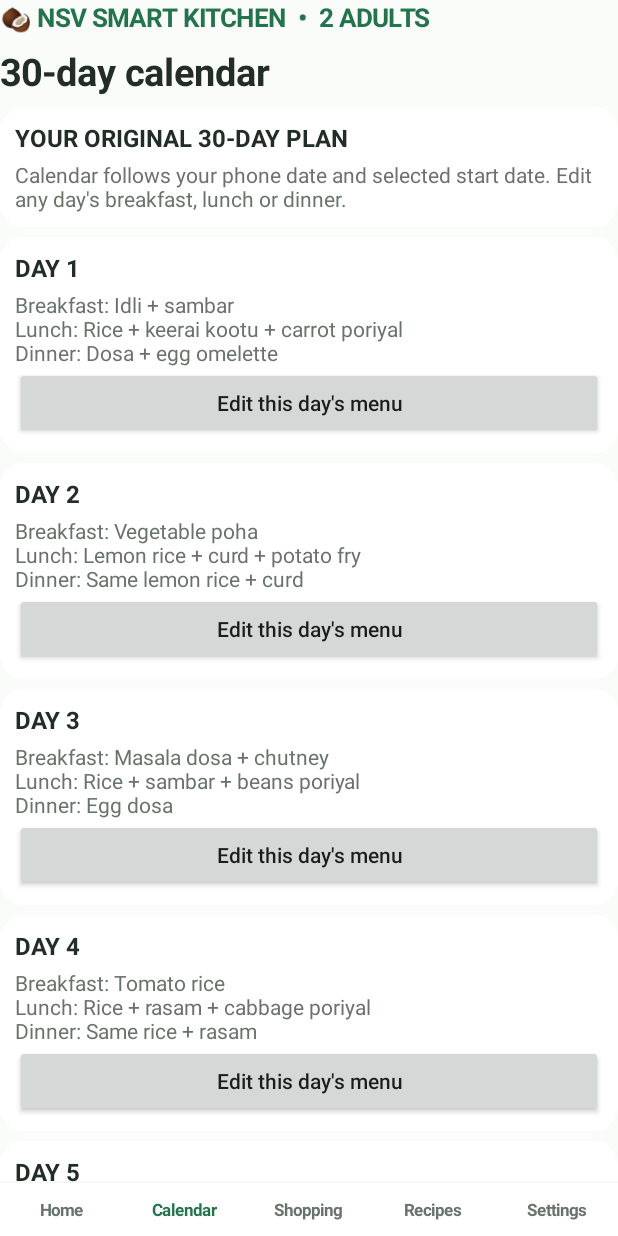
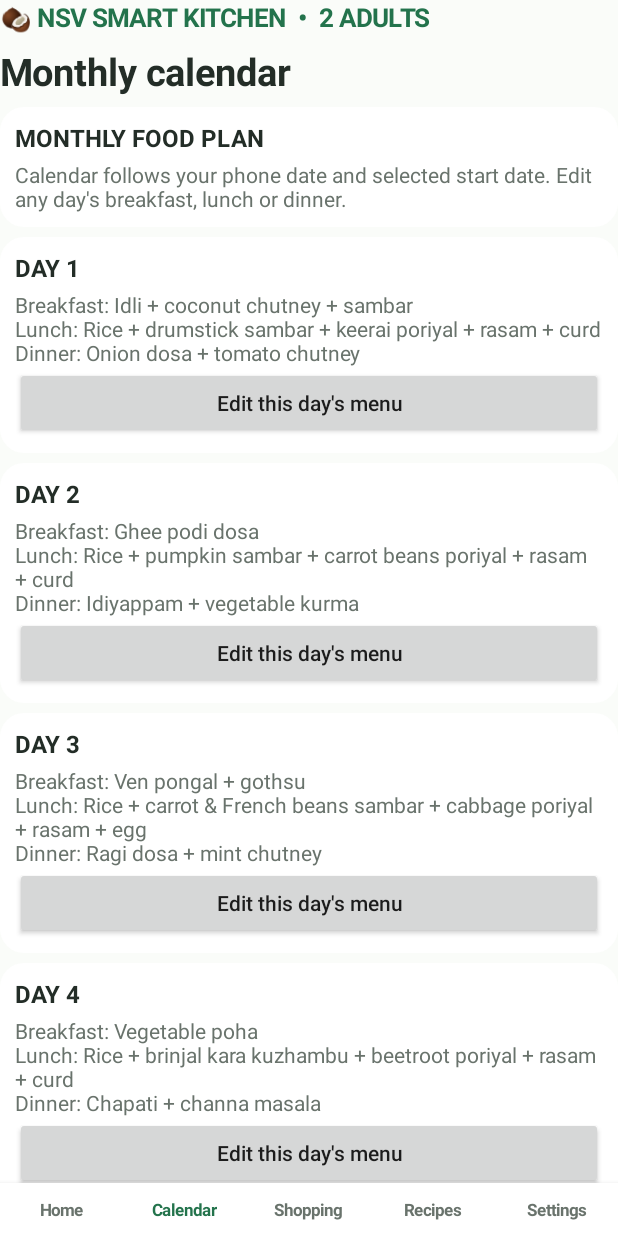
Before and after one commit to silentkillersri378-dot/SouthIndianFoodPlanner, an Android app: the screen it shows after launch (MainActivity), after a tap on "Calendar", on a phone screen of 412 x 824 dp. Run offline under Robolectric (Android 15) with nearby library versions, the phone set to English and light mode, and no system bars; libraries missing offline, so code that uses them is left out: com.google.mlkit.vision; 1 other tap on this screen came first.

Commit message:
Improve monthly South Indian meal plan with named vegetable dishes

```diff
--- a/app/src/main/java/com/example/southindianplanner/MainActivity.java
+++ b/app/src/main/java/com/example/southindianplanner/MainActivity.java
@@ -31,36 +31,37 @@ public class MainActivity extends Activity {
     android.net.Uri billCameraUri;
 
     final String[][] meals={
-      {"Idli + sambar","Rice + keerai kootu + carrot poriyal","Dosa + egg omelette"},
-      {"Vegetable poha","Lemon rice + curd + potato fry","Same lemon rice + curd"},
-      {"Masala dosa + chutney","Rice + sambar + beans poriyal","Egg dosa"},
-      {"Tomato rice","Rice + rasam + cabbage poriyal","Same rice + rasam"},
-      {"Ragi dosa + chutney","Rice + mor kuzhambu + beetroot poriyal","Wheat dosa + dal"},
-      {"Poori + potato masala","Rice + sambar + avial","Same sambar rice"},
-      {"Adai + avial","Rice + rasam + beans poriyal","Chapati + egg gravy"},
-      {"Vegetable uthappam","Rice + keerai dal + carrot poriyal","Dosa + coconut chutney"},
-      {"Lemon rice + curd","Rice + sambar + cabbage poriyal","Same rice + sambar"},
-      {"Idli + sambar","Bisibele bath + curd","Egg omelette + dosa"},
-      {"Vegetable poha","Rice + rasam + potato fry","Same rice + rasam"},
-      {"Pesarattu + chutney","Rice + mor kuzhambu + beans poriyal","Tomato dosa + chutney"},
-      {"Poori + potato masala","Rice + sambar + avial","Same sambar rice"},
-      {"Adai + avial","Rice + paruppu + carrot poriyal","Chapati + paneer gravy"},
-      {"Kal dosa + chutney","Rice + spinach dal + carrot poriyal","Egg dosa"},
-      {"Coconut rice + curd","Rice + sambar + beans poriyal","Same rice + sambar"},
-      {"Ragi idli + sambar","Tomato rice + curd","Egg bhurji + dosa"},
-      {"Vegetable poha","Rice + mor kuzhambu + beetroot poriyal","Same rice + mor kuzhambu"},
-      {"Onion dosa + chutney","Rice + keerai kootu + potato fry","Vegetable uthappam"},
-      {"Poori + potato masala","Rice + sambar + avial","Same sambar rice"},
-      {"Adai + avial","Rice + rasam + beans poriyal","Chapati + egg curry"},
-      {"Idli + sambar","Rice + cabbage kootu + carrot poriyal","Dosa + egg omelette"},
-      {"Tamarind rice + curd","Rice + rasam + potato poriyal","Same rice + rasam"},
-      {"Vegetable uthappam","Rice + keerai dal + beans poriyal","Egg dosa"},
-      {"Lemon rice + curd","Rice + mor kuzhambu + cabbage poriyal","Same rice + mor kuzhambu"},
-      {"Pesarattu + chutney","Vegetable pulao + curd","Dosa + tomato chutney"},
-      {"Poori + potato masala","Rice + sambar + avial","Same sambar rice"},
-      {"Adai + avial","Rice + paruppu + poriyal","Chapati + egg gravy"},
-      {"Vegetable poha","Rice + sambar + spinach poriyal","Same sambar rice"},
-      {"Tomato dosa","Vegetable pulao + curd","Egg omelette + dosa"}
+      {"Idli + coconut chutney + sambar","Rice + drumstick sambar + keerai poriyal + rasam + curd","Onion dosa + tomato chutney"},
+      {"Ghee podi dosa","Rice + pumpkin sambar + carrot beans poriyal + rasam + curd","Idiyappam + vegetable kurma"},
+      {"Ven pongal + gothsu","Rice + carrot & French beans sambar + cabbage poriyal + rasam + egg","Ragi dosa + mint chutney"},
+      {"Vegetable poha","Rice + brinjal kara kuzhambu + beetroot poriyal + rasam + curd","Chapati + channa masala"},
+      {"Rava idli + sambar","Rice + potato gravy + beans poriyal + rasam + curd","Tomato uthappam + chutney"},
+      {"Masala dosa","Rice + ladies finger sambar + carrot poriyal + rasam + egg","Pesarattu + ginger chutney"},
+      {"Thinai pongal","Rice + mixed vegetable sambar + vazhakkai poriyal + rasam + curd","Chapati + green peas gravy"},
+      {"Onion rava dosa","Rice + drumstick gravy + cabbage poriyal + rasam + curd","Idli + sambar"},
+      {"Vegetable upma","Rice + pumpkin sambar + beans carrot poriyal + rasam + egg","Kothu chapati + vegetable salna"},
+      {"Kanchipuram idli","Rice + tomato garlic kuzhambu + spinach poriyal + rasam + curd","Set dosa + vegetable kurma"},
+      {"Poha with peas","Rice + radish sambar + potato roast + rasam + curd","Chapati + egg curry"},
+      {"Kal dosa + vadacurry","Rice + brinjal sambar + carrot beans poriyal + rasam + egg","Lemon sevai"},
+      {"Ven pongal + gothsu","Rice + potato peas gravy + cabbage poriyal + rasam + curd","Adai + avial"},
+      {"Mysore masala dosa","Rice + chow chow sambar + beetroot poriyal + rasam + curd","Wheat dosa + onion chutney"},
+      {"Idli + podi","Rice + drumstick sambar + keerai kootu + rasam + egg","Chapati + paneer gravy"},
+      {"Aval upma","Rice + onion tomato kara kuzhambu + beans poriyal + rasam + curd","Ragi idli + sambar"},
+      {"Pesarattu","Rice + pumpkin sambar + potato fry + rasam + curd","Dosa + egg omelette"},
+      {"Set dosa + vegetable sagu","Rice + carrot beans sambar + cabbage poriyal + rasam + egg","Chapati + mixed vegetable kurma"},
+      {"Rava kichadi","Rice + vendakkai puli kuzhambu + keerai poriyal + rasam + curd","Tomato dosa + mint chutney"},
+      {"Onion uthappam","Rice + drumstick potato gravy + carrot poriyal + rasam + curd","Idiyappam + coconut milk"},
+      {"Kambu dosa","Rice + brinjal sambar + beans poriyal + rasam + egg","Chapati + channa gravy"},
+      {"Mini idli + sambar","Rice + pumpkin sambar + cabbage poriyal + rasam + curd","Rava dosa + tomato chutney"},
+      {"Lemon poha","Rice + kathirikai kara kuzhambu + beetroot poriyal + rasam + egg","Vegetable uthappam"},
+      {"Ghee dosa","Rice + mixed vegetable kootu + carrot beans poriyal + rasam + curd","Chapati + potato kurma"},
+      {"Ragi idli","Rice + drumstick sambar + vazhakkai poriyal + rasam + curd","Egg dosa + onion chutney"},
+      {"Vegetable pongal","Rice + capsicum potato gravy + spinach poriyal + rasam + egg","Appam + vegetable stew"},
+      {"Masala paniyaram","Rice + radish sambar + carrot poriyal + rasam + curd","Dosa + sambar"},
+      {"Wheat dosa","Rice + pumpkin sambar + beans cabbage poriyal + rasam + egg","Chapati + soya chunks gravy"},
+      {"Poha with carrots and peas","Rice + drumstick kara kuzhambu + beetroot poriyal + rasam + curd","Idli + podi"},
+      {"Paper dosa + sambar","Rice + vegetable kurma + cabbage poriyal + rasam + egg","Chapati + tomato gravy"},
+      {"Kuthiraivali pongal","Rice + brinjal drumstick sambar + carrot beans poriyal + rasam + curd","Onion dosa + egg omelette"}
     };
     final String[] reuse={
       "", "Prepare extra lemon rice for dinner.", "", "Prepare extra rice and rasam for dinner.", "",
@@ -101,8 +102,9 @@ public class MainActivity extends Activity {
       Calendar d=(Calendar)date.clone();midnight(d);
       long diff=(d.getTimeInMillis()-start.getTimeInMillis())/86400000L;
       if(diff<0)diff=0;
-      return (int)(diff%30);
+      return (int)(diff%planDays());
     }
+    int planDays(){Calendar c=Calendar.getInstance();return c.getActualMaximum(Calendar.DAY_OF_MONTH);}
     void build(){
       root=col();root.setBackgroundColor(pale);setContentView(root);
       root.setOnApplyWindowInsetsListener((v,in)->{
@@ -140,25 +142,25 @@ public class MainActivity extends Activity {
         .setPositiveButton("Save",(d,w)->{String[] v=new String[fields.length];for(int i=0;i<v.length;i++)v[i]=fields[i].getText().toString().trim();save.save(v);}).show();
     }
     String mealText(int d){return "Breakfast: "+meals[d][0]+"\nLunch: "+meals[d][1]+"\nDinner: "+meals[d][2];}
-    void loadSavedMeals(){for(int d=0;d<30;d++)for(int i=0;i<3;i++){String x=prefs.getString("meal_"+d+"_"+i,null);if(x!=null)meals[d][i]=x;}}
-    void saveMeals(){SharedPreferences.Editor e=prefs.edit();for(int d=0;d<30;d++)for(int i=0;i<3;i++)e.putString("meal_"+d+"_"+i,meals[d][i]);e.apply();}
+    void loadSavedMeals(){for(int d=0;d<meals.length;d++)for(int i=0;i<3;i++){String x=prefs.getString("meal_"+d+"_"+i,null);if(x!=null)meals[d][i]=x;}}
+    void saveMeals(){SharedPreferences.Editor e=prefs.edit();for(int d=0;d<meals.length;d++)for(int i=0;i<3;i++)e.putString("meal_"+d+"_"+i,meals[d][i]);e.apply();}
     void draw(){
-      body.removeAllViews();String[] titles={"Your meal plan","30-day calendar","Today's shopping list","Meal recipes","Settings"};header.setText(titles[page]);
+      body.removeAllViews();String[] titles={"Your meal plan","Monthly calendar","Today's shopping list","Meal recipes","Settings"};header.setText(titles[page]);
       for(int i=0;i<5;i++)((TextView)nav.getChildAt(i)).setTextColor(i==page?green:muted);
       Calendar now=Calendar.getInstance();int today=dayFor(now);
       if(page==0){
         String todayText=new SimpleDateFormat("EEEE, dd MMMM yyyy",Locale.getDefault()).format(now.getTime());
-        card(todayText,"TODAY  •  DAY "+(today+1)+" OF 30\n"+mealText(today));
-        int next=(today+1)%30;card("TOMORROW  •  DAY "+(next+1),mealText(next));
+        card(todayText,"TODAY  •  DAY "+(today+1)+" OF "+planDays()+"\n"+mealText(today));
+        int next=(today+1)%planDays();card("TOMORROW  •  DAY "+(next+1),mealText(next));
         if(!reuse[today].isEmpty())card("COOK ONCE, SAVE TIME",reuse[today]);
         double spent=monthSpend();String budgetText=prefs.contains("budget")?"Budget: "+money(num(prefs.getString("budget","0")))+"\nRemaining: "+money(num(prefs.getString("budget","0"))-spent):"Budget not set yet — tracking actual spending for the first month.";
         card("THIS MONTH'S GROCERY SPENDING","Actual purchases: "+money(spent)+"\n"+budgetText);
         button("See today's combined ingredients",()->{page=2;draw();});
-        button("Open 30-day calendar",()->{page=1;draw();});
+        button("Open monthly calendar",()->{page=1;draw();});
       }
       if(page==1){
-        card("YOUR ORIGINAL 30-DAY PLAN","Calendar follows your phone date and selected start date. Edit any day's breakfast, lunch or dinner.");
-        for(int i=0;i<30;i++){
+        card("MONTHLY FOOD PLAN","Calendar follows your phone date and selected start date. Edit any day's breakfast, lunch or dinner.");
+        for(int i=0;i<planDays();i++){
           final int n=i;LinearLayout c=card("DAY "+(i+1)+(i==today?"  •  TODAY":""),mealText(i));
           if(i==today)c.setBackground(shape(Color.rgb(232,246,237)));
           Button e=new Button(this);e.setText("Edit this day's menu");e.setAllCaps(false);c.addView(e);e.setOnClickListener(v->editMeal(n));
@@ -167,7 +169,7 @@ public class MainActivity extends Activity {
       if(page==2)drawShopping(today);
       if(page==3){
         card("MEAL & INGREDIENT GUIDE","The PDF gives the 30-day menu and leftover notes, not measured recipes. Ingredient suggestions below are editable; no grocery quantities or prices are assumed.");
-        for(int i=0;i<30;i++){final int n=i;LinearLayout c=card("DAY "+(i+1),mealText(i));Button e=new Button(this);e.setText("Edit meals");e.setAllCaps(false);c.addView(e);e.setOnClickListener(v->editMeal(n));}
+        for(int i=0;i<planDays();i++){final int n=i;LinearLayout c=card("DAY "+(i+1),mealText(i));Button e=new Button(this);e.setText("Edit meals");e.setAllCaps(false);c.addView(e);e.setOnClickListener(v->editMeal(n));}
       }
       if(page==4)drawSettings();
     }
@@ -317,7 +319,7 @@ public class MainActivity extends Activity {
     }
     void drawSettings(){
       card("PLAN START DATE","Current start date: "+date(prefs.getLong("cycle_start",System.currentTimeMillis()))+"\nThe calendar uses the real phone date. Set the start date to the first day of your plan.");
-      button("Change 30-day plan start date",()->pickStartDate());
+      button("Change monthly plan start date",()->pickStartDate());
       card("DAILY MILK","Daily requirement: "+prefs.getString("milk_qty","500")+" ml. Actual milk purchases are entered in Shopping and counted only when you buy them.");
       button("Change daily milk requirement",()->dialogFields("Daily milk requirement",new String[]{"Millilitres per day"},new String[]{prefs.getString("milk_qty","500")},v->{double ml=num(v[0]);if(ml>0)prefs.edit().putString("milk_qty",String.valueOf(ml)).apply();draw();}));
       double spent=monthSpend();
```
